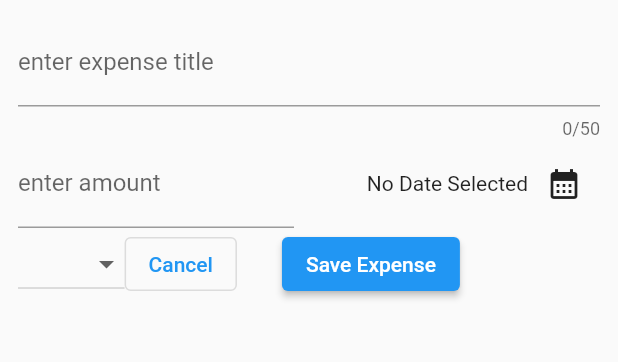
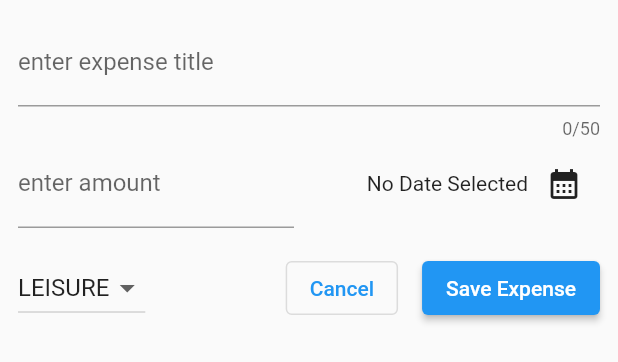
Before and after one commit to carlstep/expense_tracker, a Flutter app: the NewExpense widget shown alone on an empty page, opened directly, on a phone screen of 412 x 824 dp. Shown: the top 362 px of the screen. Run offline on Flutter 3.47's test engine with Material 2 defaults, Android fonts, the phone set to English and light mode, and no system bars.

Commit message:
work on category items

```diff
--- a/lib/widgets/new_expense.dart
+++ b/lib/widgets/new_expense.dart
@@ -13,6 +13,7 @@ class _NewExpenseState extends State<NewExpense> {
   final _titleController = TextEditingController();
   final _amountController = TextEditingController();
   DateTime? _selectedDate;
+  Category _selectedCategory = Category.leisure;
 
   void _presentDatePicker() async {
     final now = DateTime.now();
@@ -85,22 +86,33 @@ class _NewExpenseState extends State<NewExpense> {
               ),
             ],
           ),
+          SizedBox(
+            height: 16,
+          ),
           Row(
             children: [
               DropdownButton(
+                value: _selectedCategory,
                 items: Category.values
                     .map(
                       (catergory) => DropdownMenuItem(
                         value: catergory,
                         child: Text(
-                            catergory.name.toString(),
+                          catergory.name.toUpperCase(),
                         ),
                       ),
                     )
                     .toList(),
                 onChanged: (value) {
-                    print(value);
-                  }),
+                  setState(() {
+                    if (value == null) {
+                      return;
+                    }
+                    _selectedCategory = value;
+                  });
+                },
+              ),
+              const Spacer(),
               OutlinedButton(
                 onPressed: () {
                   Navigator.pop(context);
@@ -108,7 +120,7 @@ class _NewExpenseState extends State<NewExpense> {
                 child: const Text('Cancel'),
               ),
               const SizedBox(
-                width: 30,
+                width: 16,
               ),
               ElevatedButton(
                 onPressed: () {
```
Lines whose indentation alone changed are shown as unchanged.
